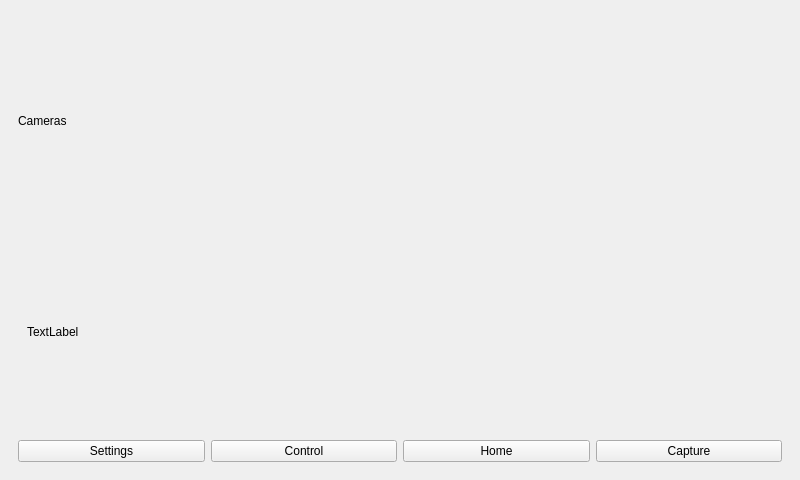
Before: the Qt Designer form src/cpp_qt_app/src/cameras.ui in PiatekBartosz/ros2_agv_pc, drawn with Qt 5.
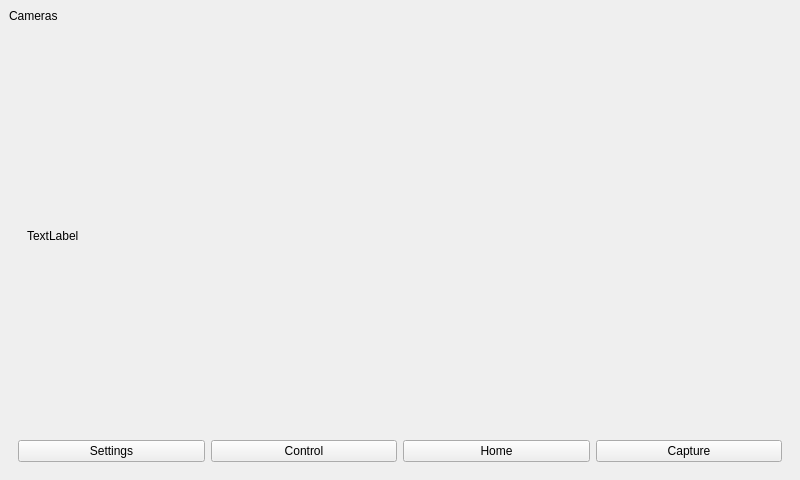
After: the same form once the commit is applied.

```diff
--- a/src/cpp_qt_app/src/cameras.ui
+++ b/src/cpp_qt_app/src/cameras.ui
@@ -16,13 +16,6 @@
   <widget class="QWidget" name="centralwidget">
    <layout class="QVBoxLayout" name="verticalLayout">
     <item>
-     <widget class="QStackedWidget" name="stackedWidget">
-      <property name="currentIndex">
-       <number>0</number>
-      </property>
-      <widget class="QWidget" name="page">
-       <layout class="QVBoxLayout" name="verticalLayout_2">
-        <item>
          <widget class="QLabel" name="label">
           <property name="styleSheet">
            <string notr="true">font: 16pt &quot;Sans Serif&quot;;
@@ -34,6 +27,13 @@
          </widget>
         </item>
         <item>
+     <widget class="QStackedWidget" name="stackedWidget">
+      <property name="currentIndex">
+       <number>0</number>
+      </property>
+      <widget class="QWidget" name="page">
+       <layout class="QVBoxLayout" name="verticalLayout_2">
+        <item>
          <widget class="QWidget" name="widget" native="true">
           <property name="whatsThis">
            <string>&lt;html&gt;&lt;head/&gt;&lt;body&gt;&lt;p&gt;&lt;br/&gt;&lt;/p&gt;&lt;/body&gt;&lt;/html&gt;</string>
@@ -41,6 +41,9 @@
           <layout class="QHBoxLayout" name="horizontalLayout_2">
            <item>
             <widget class="QLabel" name="label_cam1">
+             <property name="styleSheet">
+              <string notr="true">qproperty-alignment: AlignCenter;</string>
+             </property>
              <property name="text">
               <string>TextLabel</string>
              </property>
```
Lines whose indentation alone changed are shown as unchanged.
